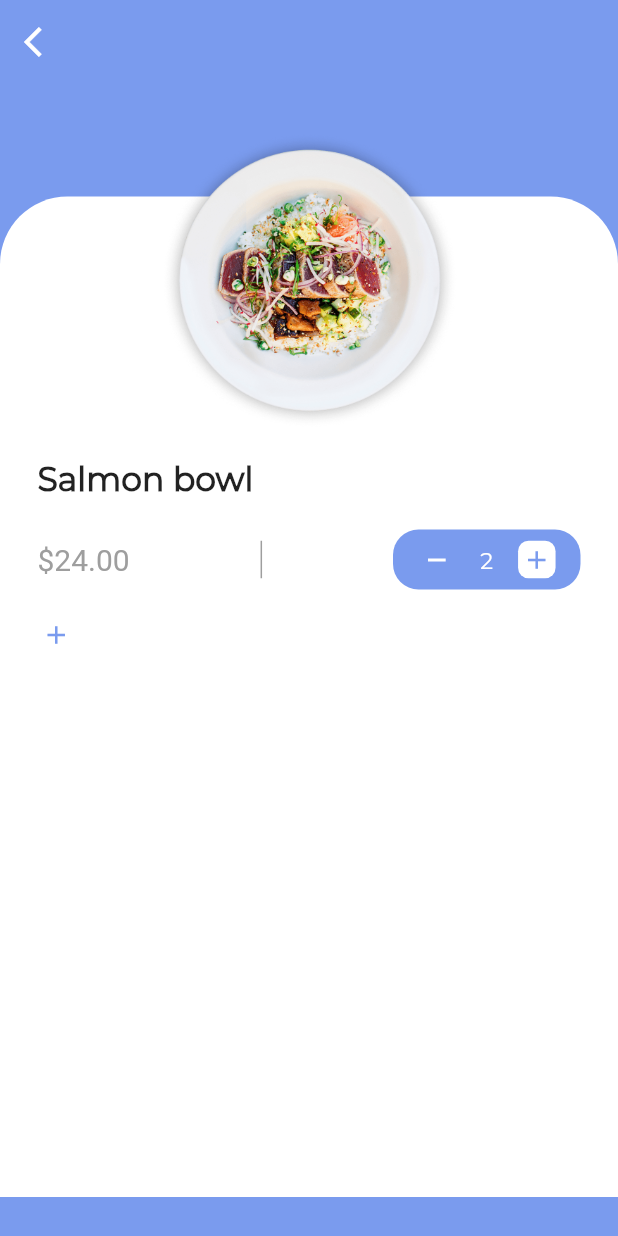
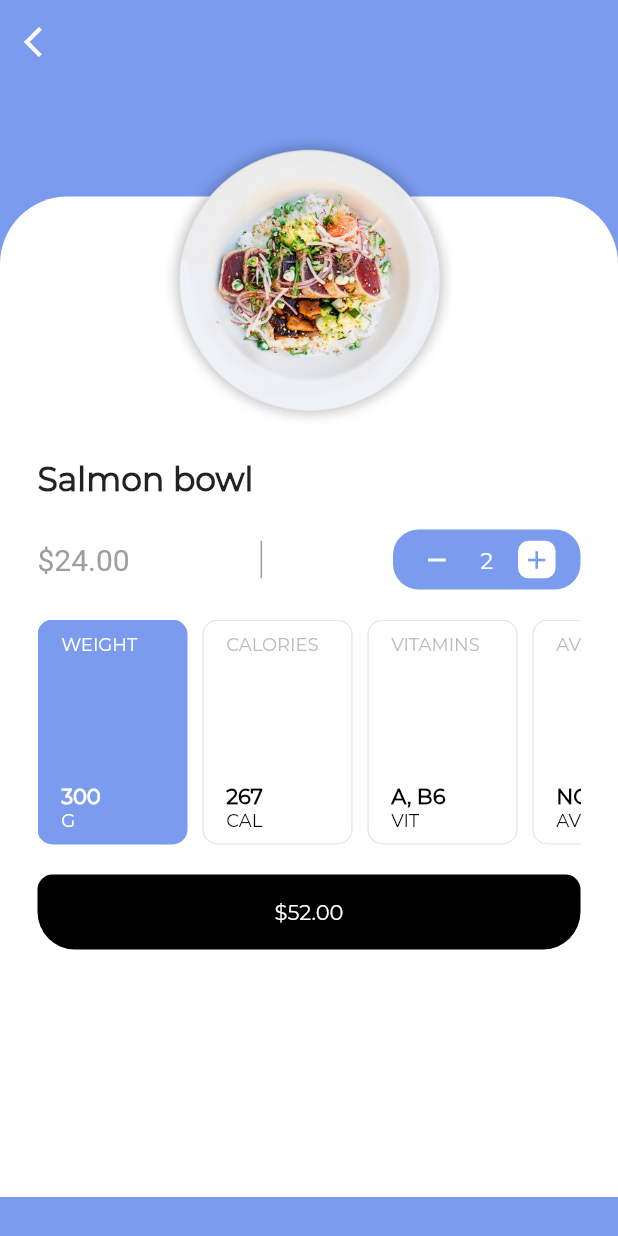
Before and after one commit to lmadhuranga/flutter-uis, a Flutter app: the screen it shows after launch, after a tap on "Salmon bowl", on a phone screen of 412 x 824 dp. Run offline on Flutter 3.47's test engine with Material 2 defaults, Android fonts, the phone set to English and light mode, and no system bars; project files that could hold a hidden picture were left out.

Commit message:
added details page

```diff
--- a/lib/curveddesigns/DetailsPage.dart
+++ b/lib/curveddesigns/DetailsPage.dart
@@ -1,4 +1,5 @@
 import 'package:flutter/material.dart';
+
 class DetailsPage extends StatefulWidget {
   final heroTag;
   final foodName;
@@ -20,7 +21,8 @@
     return Scaffold(
       backgroundColor: Color(0xFF7A9BEE),
       appBar: AppBar(
-        leading: IconButton(onPressed: () {
+        leading: IconButton(
+          onPressed: () {
             Navigator.of(context).pop();
           },
           icon: Icon(Icons.arrow_back_ios),
@@ -162,37 +164,6 @@
                         )
                       ],
                     ),
-                    Text(
-                      '2',
-                      style: TextStyle(
-                        color:Colors.white,
-                        fontFamily: fontName,
-                        fontSize: 15.0
-                      ),
-                    ),
-                    InkWell(
-                      onTap: (){},
-                      child: Container(
-                        height: 25.0,
-                        width: 25.0,
-                        decoration: BoxDecoration(
-                          borderRadius: BorderRadius.circular(7.0),
-                          color: Colors.white
-                        ),
-                        child: Center(
-                          child: Icon(
-                            Icons.add,
-                            color: Color(0xFF7A9BEE),
-                            size: 20.0,
-                          ),
-                        ),
-                      ),
-                    )
-                  ],
-                ),
-              )
-            ],
-          ),
                     SizedBox(height: 20.0),
                     Container(
                       height: 150.0,
@@ -201,6 +172,11 @@
                         children: [
                           _buildInfoCard('WEIGHT', '300', 'G'),
                           SizedBox(width: 10.0),
+                          _buildInfoCard('CALORIES', '267', 'CAL'),
+                          SizedBox(width: 10.0),
+                          _buildInfoCard('VITAMINS', 'A, B6', 'VIT'),
+                          SizedBox(width: 10.0),
+                          _buildInfoCard('AVAIL', 'NO', 'AV')
                         ],
                       ),
                     ),
@@ -225,10 +201,15 @@
                       ),
                     )
                   ],
-
-      ),
+                )
+              )
+            ]
+          )
+        ]
+      )
     );
   }
+
   Widget _buildInfoCard(String cardTitle, String info, String unit) {
     return InkWell(
       onTap: () {
```
Lines whose indentation alone changed are shown as unchanged.
